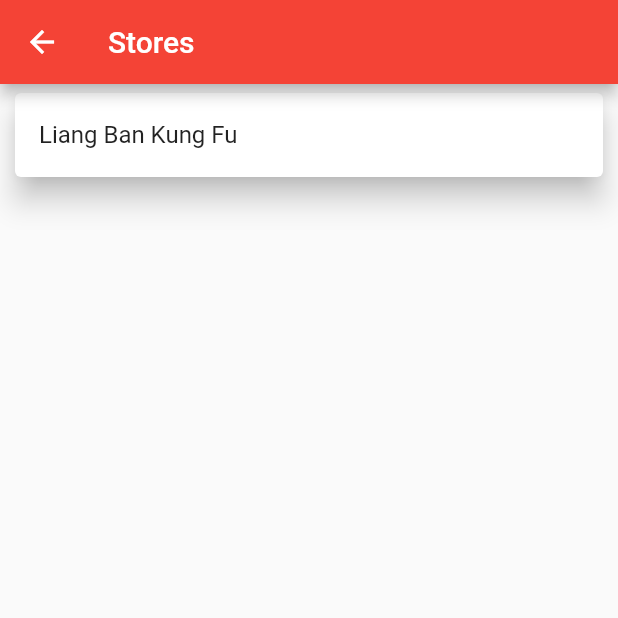
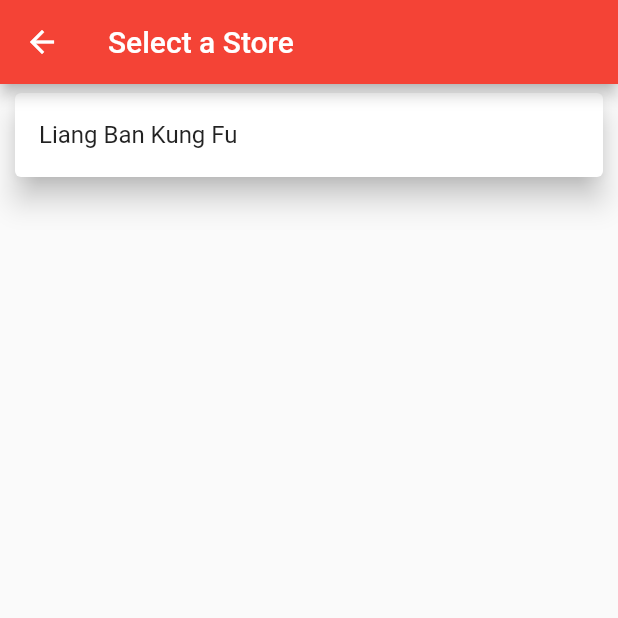
Before and after one commit to cheongsiuhong/mala_assistant, a Flutter app: the screen it shows after launch, after a tap on "New Meal", on a phone screen of 412 x 824 dp, the top half of it. Run offline on Flutter 3.47's test engine with Material 2 defaults, Android fonts, the phone set to English and light mode, and no system bars; our stand-ins replace flutter_spinkit.

Commit message:
add select stores and friends for add meal.

```diff
--- a/lib/pages/friend.dart
+++ b/lib/friends/friend.dart
@@ -3,6 +3,8 @@ class Friend {
   int spiceLevel;
   double budget;
   int appetite;
+
+  static final Friend defaultFriend = new Friend(name: 'Eugene', spiceLevel: 1, appetite: 2, budget: 10);
 
   static final List<String> spiceList = [
     "No Spice",
--- a/lib/pages/friendPage.dart
+++ b/lib/friends/friendPage.dart
@@ -1,5 +1,5 @@
 import 'package:flutter/material.dart';
-import 'package:mala_assistant/pages/friend.dart';
+import 'package:mala_assistant/friends/friend.dart';
 
 class FriendPage extends StatelessWidget {
   final Friend friend;
--- a/lib/pages/home.dart
+++ b/lib/pages/homeView.dart
@@ -1,6 +1,6 @@
 import 'package:flutter/material.dart';
 
-class Home extends StatelessWidget {
+class HomeView extends StatelessWidget {
 
   @override
   Widget build(BuildContext context) {
--- /dev/null
+++ b/lib/pages/mealView.dart
@@ -0,0 +1,42 @@
+import 'package:flutter/material.dart';
+import 'package:mala_assistant/friends/friend.dart';
+import 'package:mala_assistant/friends/selectFriends.dart';
+import 'package:mala_assistant/store/selectStore.dart';
+import 'package:mala_assistant/store/store.dart';
+
+class MealView extends StatefulWidget {
+  final List<Store> stores;
+  final List<Friend> friends;
+
+  MealView({this.stores, this.friends});
+
+  @override
+  _MealViewState createState() => _MealViewState();
+}
+
+class _MealViewState extends State<MealView> {
+  List<Store> stores;
+  List<Friend> friends;
+  Store store;
+
+  @override
+  void initState() {
+    this.stores = widget.stores;
+    this.friends = widget.friends;
+    super.initState();
+    new Future.delayed(Duration.zero, () async {
+      store = await Navigator.push(context,
+          MaterialPageRoute(builder: (context) => SelectStore(stores: stores)));
+    }).whenComplete(() async {
+      store = await Navigator.push(
+          context,
+          MaterialPageRoute(
+              builder: (context) => SelectFriends(friends: friends)));
+    });
+  }
+
+  @override
+  Widget build(BuildContext context) {
+    return Container();
+  }
+}
--- a/lib/pages/splash.dart
+++ b/lib/pages/splashView.dart
@@ -1,14 +1,14 @@
 import 'package:flutter/material.dart';
 import 'package:flutter_spinkit/flutter_spinkit.dart';
 
-class Splash extends StatefulWidget {
+class SplashView extends StatefulWidget {
 
 
   @override
-  _SplashState createState() => _SplashState();
+  _SplashViewState createState() => _SplashViewState();
 }
 
-class _SplashState extends State<Splash> {
+class _SplashViewState extends State<SplashView> {
 
   @override
   void initState() {
--- a/lib/pages/stores.dart
+++ b/lib/pages/storesView.dart
@@ -1,17 +1,17 @@
 import 'package:flutter/material.dart';
-import 'package:mala_assistant/pages/storePage.dart';
+import 'package:mala_assistant/store/storePage.dart';
 import 'package:mala_assistant/store/store.dart';
 
-class Stores extends StatefulWidget {
+class StoresView extends StatefulWidget {
   final List<Store> stores;
 
-  Stores({this.stores});
+  StoresView({this.stores});
 
   @override
-  _StoresState createState() => _StoresState();
+  _StoresViewState createState() => _StoresViewState();
 }
 
-class _StoresState extends State<Stores> {
+class _StoresViewState extends State<StoresView> {
   List<Store> stores;
 
   @override
--- a/lib/pages/selectStore.dart
+++ b/lib/store/selectStore.dart
@@ -14,26 +14,27 @@ class SelectStore extends StatelessWidget {
         shrinkWrap: true,
         itemCount: stores.length,
         itemBuilder: (BuildContext context, int index) {
-          return makeCard(stores[index]);
+          return makeCard(context, stores[index]);
         },
       ),
     );
 
     return Scaffold(
       appBar: AppBar(
-        title: Text("Stores"),
+        title: Text("Select a Store"),
         backgroundColor: Colors.red,
       ),
       body: makeStoreList,
     );
   }
 
-  Card makeCard(Store store) => Card(
+  Card makeCard(BuildContext context, Store store) => Card(
     elevation: 8.0,
     margin: new EdgeInsets.symmetric(horizontal: 10.0, vertical: 6.0),
     child: ListTile(
       title: Text(store.name),
       onTap: () {
+        Navigator.pop(context, store);
       },
     ),
   );
```
Also changed, not shown: lib/friends/addFriend.dart (renamed from lib/pages/addFriend.dart, +5 -2 lines), lib/friends/selectFriends.dart (added, +51 -0 lines), lib/main.dart (+12 -10 lines), lib/pages/friendsView.dart (renamed from lib/pages/friendsPage.dart, +18 -9 lines), lib/pages/meal.dart (added), lib/store/storePage.dart (renamed from lib/pages/storePage.dart).
